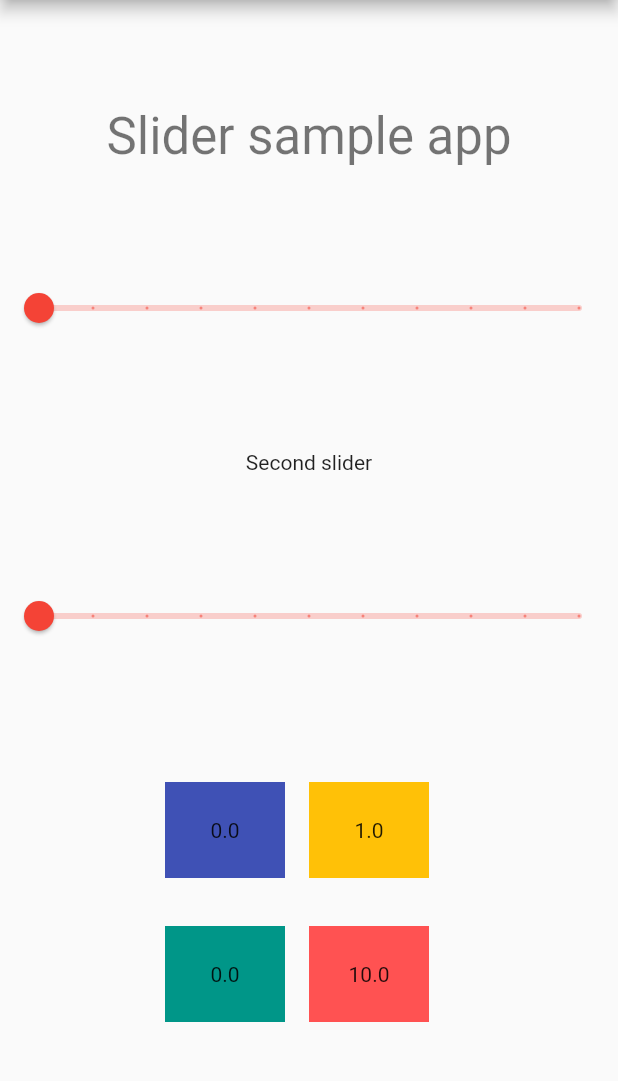
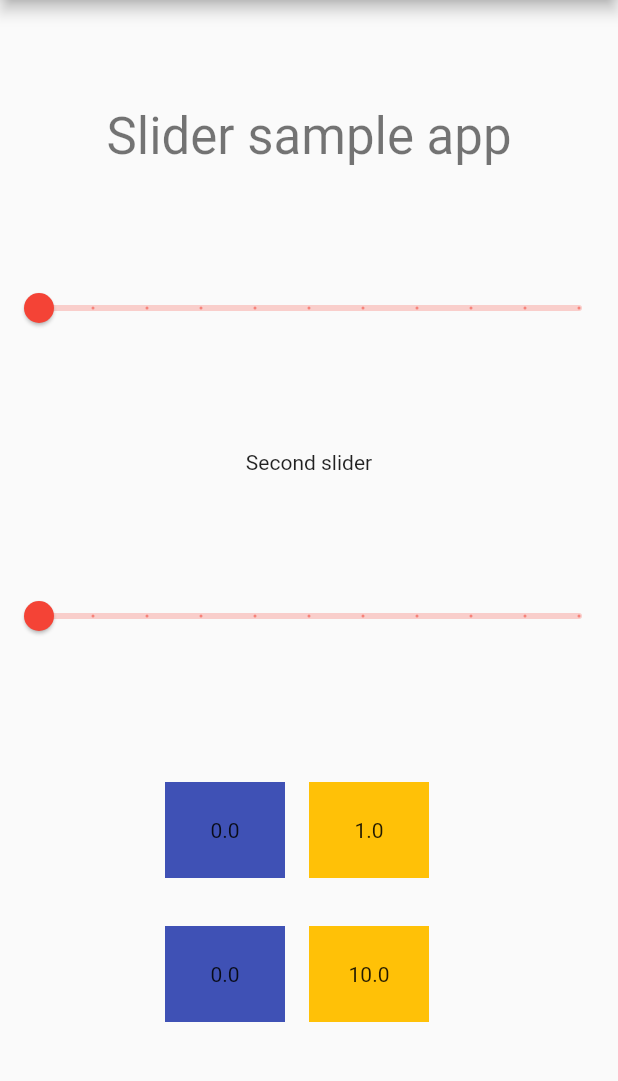
Before and after one commit to IrinaSouth/flutter_auckland_meetup, a Flutter app: the screen it shows after launch, on a phone screen of 412 x 824 dp, the part 84-1165 px from its top. Run offline on Flutter 3.47's test engine with Material 2 defaults, Android fonts, the phone set to English and light mode, and no system bars.

Commit message:
still doesn't work

```diff
--- a/provider_example/lib/main.dart
+++ b/provider_example/lib/main.dart
@@ -4,6 +4,8 @@ import 'package:provider/provider.dart';
 
 import 'WidgetKeys.dart';
 import 'coloured_text_box_widget.dart';
+import 'model.dart';
+import 'model.dart';
 
 void main() => runApp(MyApp());
 
@@ -83,39 +85,63 @@ class MyHomePage extends StatelessWidget {
                         mainAxisAlignment: MainAxisAlignment.center,
                         crossAxisAlignment: CrossAxisAlignment.center,
                         children: <Widget>[
-                          ColouredTextBoxWidget(
+                          Selector<SliderBloc, double>(
+                            selector: (o, n) => n.box1,
+                            builder: (ctx, s, widget) {
+                              return ColouredTextBoxWidget(
                                 key: Key(WidgetKeys.box1),
-                            displayValue: bloc.box1.toString(),
+                                displayValue:s.toString(),
                                 color: Colors.indigo,
+                              );
+                            },
                           ),
-                          Padding(
+                          Selector<SliderBloc, double>(
+                            selector: (o, n) => n.box2,
+                            builder: (ctx, s, widget) {
+                              return Padding(
                                 padding: const EdgeInsets.all(16.0),
                                 child: ColouredTextBoxWidget(
                                   key: Key(WidgetKeys.box2),
-                              displayValue: bloc.box2.toString(),
+                                  displayValue: s.toString(),
                                   color: Colors.amber,
+                                )
+                              );
+                            },
                           ),
-                          )
                         ],
                       ),
-                      Row(
+                      Consumer<SliderBloc>(
+                        builder: (ctx, sb, w) {
+                          return Row(
                             mainAxisAlignment: MainAxisAlignment.center,
                             crossAxisAlignment: CrossAxisAlignment.center,
                             children: <Widget>[
-                          ColouredTextBoxWidget(
+                              Selector<SliderBloc, double>(
+                                selector: (o, n) => n.box3,
+                                builder: (ctx, s, widget) {
+                                  return ColouredTextBoxWidget(
                                     key: Key(WidgetKeys.box3),
-                            displayValue: bloc.box3.toString(),
-                            color: Colors.teal,
+                                    displayValue:s.toString(),
+                                    color: Colors.indigo,
+                                  );
+                                },
                               ),
-                          Padding(
+                              Selector<SliderBloc, double>(
+                                selector: (o, n) => n.box4,
+                                builder: (ctx, s, widget) {
+                                  return Padding(
                                       padding: const EdgeInsets.all(16.0),
                                       child: ColouredTextBoxWidget(
                                         key: Key(WidgetKeys.box4),
-                              displayValue: bloc.box4.toString(),
-                              color: Colors.redAccent,
+                                        displayValue: s.toString(),
+                                        color: Colors.amber,
+                                      )
+                                  );
+                                },
                               ),
-                          )
                             ],
+                          );
+                        },
                       ),
                     ],
                   )
```
Lines whose indentation alone changed are shown as unchanged.
